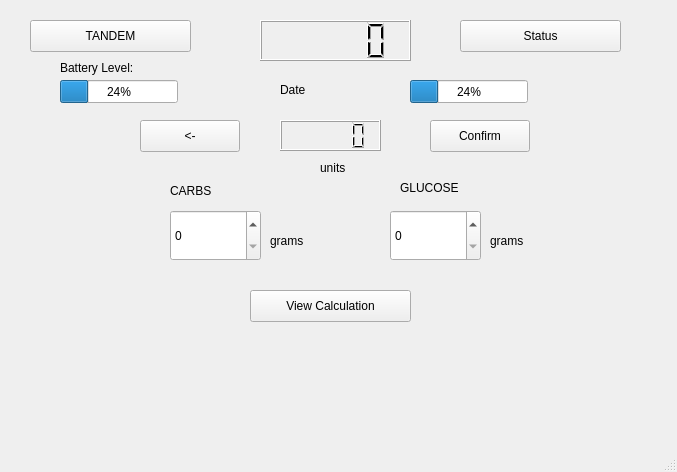
Qt form COMP3004-FinalProject/mainwindow.ui (cgawdzik/COMP3004-TeamProject) before a commit.
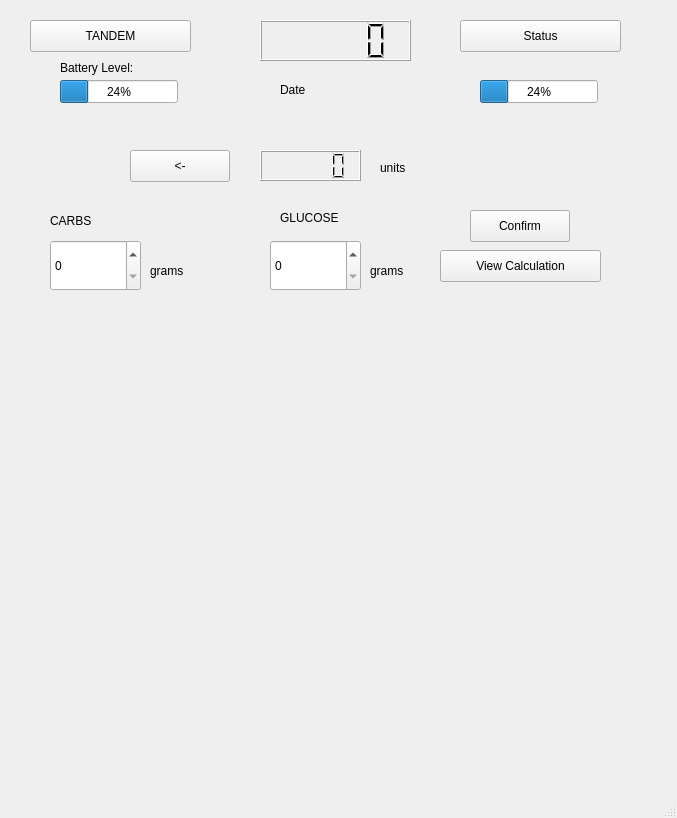
The same form after that commit. The open tabs and pages were chosen to show the change.

Commit message: Graph completed

```diff
--- a/COMP3004-FinalProject/mainwindow.ui
+++ b/COMP3004-FinalProject/mainwindow.ui
@@ -7,7 +7,7 @@
     <x>0</x>
     <y>0</y>
     <width>677</width>
-    <height>472</height>
+    <height>818</height>
    </rect>
   </property>
   <property name="windowTitle">
@@ -30,9 +30,9 @@
    <widget class="QStackedWidget" name="Pages">
     <property name="geometry">
      <rect>
-      <x>130</x>
-      <y>110</y>
-      <width>401</width>
+      <x>10</x>
+      <y>140</y>
+      <width>651</width>
       <height>251</height>
      </rect>
     </property>
@@ -40,13 +40,13 @@
      <string notr="true"/>
     </property>
     <property name="currentIndex">
-     <number>6</number>
+     <number>0</number>
     </property>
     <widget class="QWidget" name="HomeScreen">
      <widget class="QPushButton" name="BolusOption">
       <property name="geometry">
        <rect>
-        <x>110</x>
+        <x>210</x>
         <y>20</y>
         <width>191</width>
         <height>32</height>
@@ -59,7 +59,7 @@
      <widget class="QPushButton" name="OptionsButton">
       <property name="geometry">
        <rect>
-        <x>110</x>
+        <x>210</x>
         <y>60</y>
         <width>191</width>
         <height>32</height>
@@ -69,17 +69,17 @@
        <string>Options</string>
       </property>
      </widget>
-     <widget class="QLabel" name="InsulinOnBoardLabel">
+     <widget class="QLabel" name="IOBLabel">
       <property name="geometry">
        <rect>
-        <x>140</x>
-        <y>120</y>
-        <width>141</width>
+        <x>210</x>
+        <y>110</y>
+        <width>231</width>
         <height>16</height>
        </rect>
       </property>
       <property name="text">
-       <string>Insulin On Board (IOB)</string>
+       <string>Insulin On Board (IOB): 0.00 Units</string>
       </property>
      </widget>
      <widget class="QLabel" name="UnitsLabel">
@@ -134,12 +134,25 @@
        <string>Text</string>
       </property>
      </widget>
+     <widget class="QLabel" name="InsulinStatusLabel">
+      <property name="geometry">
+       <rect>
+        <x>100</x>
+        <y>120</y>
+        <width>411</width>
+        <height>41</height>
+       </rect>
+      </property>
+      <property name="text">
+       <string/>
+      </property>
+     </widget>
     </widget>
     <widget class="QWidget" name="BolusScreen">
      <widget class="QLCDNumber" name="UnitsLCD">
       <property name="geometry">
        <rect>
-        <x>150</x>
+        <x>250</x>
         <y>10</y>
         <width>101</width>
         <height>31</height>
@@ -149,8 +162,8 @@
      <widget class="QLabel" name="label">
       <property name="geometry">
        <rect>
-        <x>190</x>
-        <y>50</y>
+        <x>370</x>
+        <y>20</y>
         <width>58</width>
         <height>16</height>
        </rect>
@@ -205,23 +218,10 @@
        </rect>
       </property>
      </widget>
-     <widget class="QPushButton" name="ViewCalculationButton">
-      <property name="geometry">
-       <rect>
-        <x>120</x>
-        <y>180</y>
-        <width>161</width>
-        <height>32</height>
-       </rect>
-      </property>
-      <property name="text">
-       <string>View Calculation</string>
-      </property>
-     </widget>
      <widget class="QPushButton" name="BolusBackButton">
       <property name="geometry">
        <rect>
-        <x>10</x>
+        <x>120</x>
         <y>10</y>
         <width>100</width>
         <height>32</height>
@@ -234,8 +234,8 @@
      <widget class="QPushButton" name="ConfirmButton">
       <property name="geometry">
        <rect>
-        <x>300</x>
-        <y>10</y>
+        <x>460</x>
+        <y>70</y>
         <width>100</width>
         <height>32</height>
        </rect>
@@ -270,6 +270,32 @@
        <string>grams</string>
       </property>
      </widget>
+     <widget class="QPushButton" name="ViewCalculationButton">
+      <property name="geometry">
+       <rect>
+        <x>430</x>
+        <y>110</y>
+        <width>161</width>
+        <height>32</height>
+       </rect>
+      </property>
+      <property name="text">
+       <string>View Calculation</string>
+      </property>
+     </widget>
+     <widget class="QLabel" name="InsulinStatusLabel_2">
+      <property name="geometry">
+       <rect>
+        <x>120</x>
+        <y>180</y>
+        <width>411</width>
+        <height>41</height>
+       </rect>
+      </property>
+      <property name="text">
+       <string/>
+      </property>
+     </widget>
     </widget>
     <widget class="QWidget" name="StatusScreen">
      <widget class="QLabel" name="label_3">
@@ -894,7 +920,7 @@
    <widget class="QProgressBar" name="BolusLevel">
     <property name="geometry">
      <rect>
-      <x>410</x>
+      <x>480</x>
       <y>80</y>
       <width>118</width>
       <height>23</height>
@@ -982,18 +1008,15 @@
      <string>Status</string>
     </property>
    </widget>
-   <widget class="QLabel" name="InsulinStatusLabel">
+   <widget class="QWidget" name="GraphLayout" native="true">
     <property name="geometry">
      <rect>
-      <x>120</x>
-      <y>350</y>
-      <width>411</width>
-      <height>41</height>
+      <x>50</x>
+      <y>330</y>
+      <width>571</width>
+      <height>411</height>
      </rect>
     </property>
-    <property name="text">
-     <string/>
-    </property>
    </widget>
   </widget>
   <widget class="QMenuBar" name="menubar">
```
The commit also changes 5 other files.
